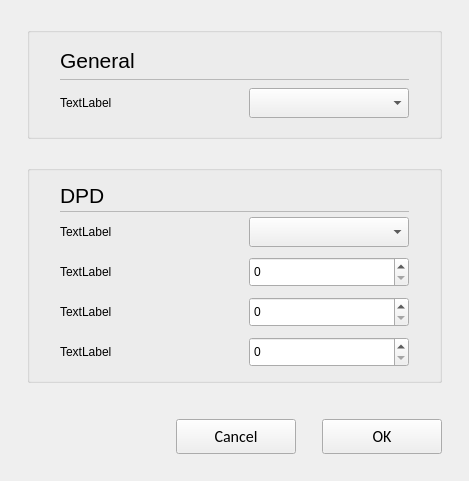
Before: the Qt Designer form opensyde_tool/src/system_definition/node_edit/C_SdNdeProgrammingOptions.ui in openSYDE/openSYDE, drawn with Qt 5.
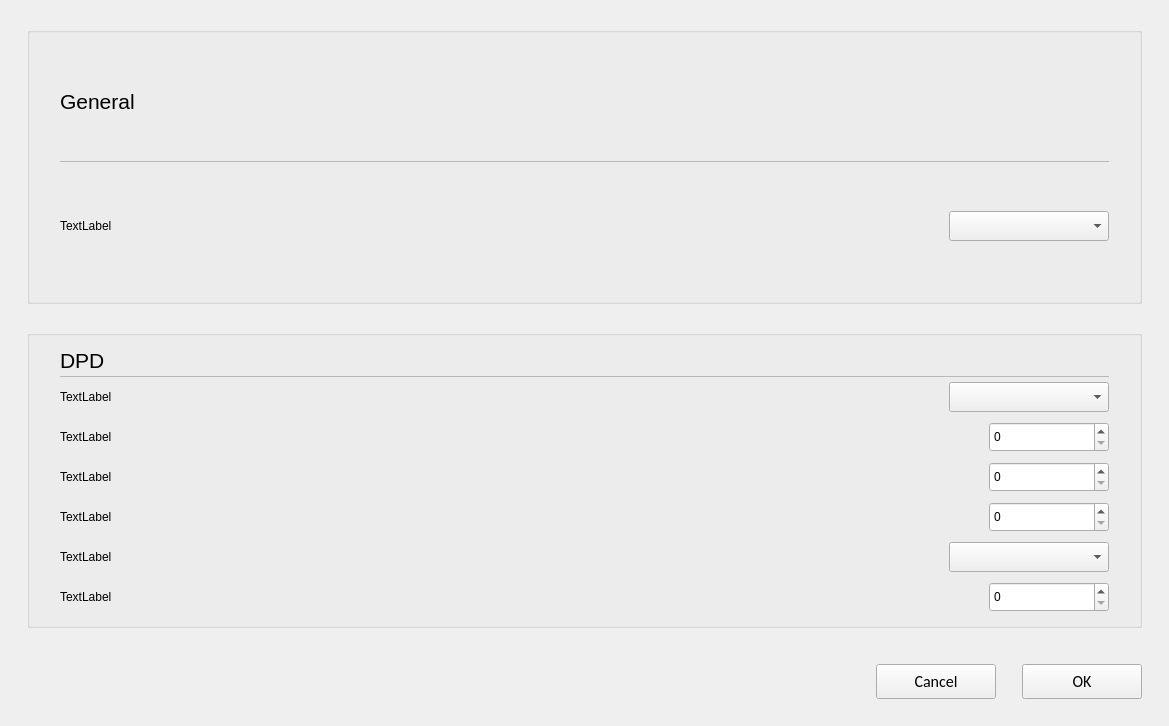
After: the same form once the commit is applied. Custom widgets are drawn as their Qt base class.

The edit to the form file:
```diff
--- a/opensyde_tool/src/system_definition/node_edit/C_SdNdeProgrammingOptions.ui
+++ b/opensyde_tool/src/system_definition/node_edit/C_SdNdeProgrammingOptions.ui
@@ -6,8 +6,8 @@
    <rect>
     <x>0</x>
     <y>0</y>
-    <width>469</width>
-    <height>481</height>
+    <width>1169</width>
+    <height>726</height>
    </rect>
   </property>
   <property name="windowTitle">
@@ -77,7 +77,7 @@
         <item>
          <spacer name="horizontalSpacer_8">
           <property name="orientation">
-           <enum>Qt::Horizontal</enum>
+           <enum>Qt::Orientation::Horizontal</enum>
           </property>
           <property name="sizeHint" stdset="0">
            <size>
@@ -118,10 +118,10 @@
            </size>
           </property>
           <property name="frameShape">
-           <enum>QFrame::StyledPanel</enum>
+           <enum>QFrame::Shape::StyledPanel</enum>
           </property>
           <property name="frameShadow">
-           <enum>QFrame::Raised</enum>
+           <enum>QFrame::Shadow::Raised</enum>
           </property>
          </widget>
         </item>
@@ -158,7 +158,7 @@
         <item row="0" column="1">
          <spacer name="horizontalSpacer_5">
           <property name="orientation">
-           <enum>Qt::Horizontal</enum>
+           <enum>Qt::Orientation::Horizontal</enum>
           </property>
           <property name="sizeHint" stdset="0">
            <size>
@@ -176,10 +176,10 @@
    <item>
     <spacer name="verticalSpacer">
      <property name="orientation">
-      <enum>Qt::Vertical</enum>
+      <enum>Qt::Orientation::Vertical</enum>
      </property>
      <property name="sizeType">
-      <enum>QSizePolicy::Fixed</enum>
+      <enum>QSizePolicy::Policy::Fixed</enum>
      </property>
      <property name="sizeHint" stdset="0">
       <size>
@@ -240,7 +240,7 @@
         <item>
          <spacer name="horizontalSpacer_7">
           <property name="orientation">
-           <enum>Qt::Horizontal</enum>
+           <enum>Qt::Orientation::Horizontal</enum>
           </property>
           <property name="sizeHint" stdset="0">
            <size>
@@ -281,10 +281,10 @@
            </size>
           </property>
           <property name="frameShape">
-           <enum>QFrame::StyledPanel</enum>
+           <enum>QFrame::Shape::StyledPanel</enum>
           </property>
           <property name="frameShadow">
-           <enum>QFrame::Raised</enum>
+           <enum>QFrame::Shadow::Raised</enum>
           </property>
          </widget>
         </item>
@@ -298,6 +298,56 @@
         <property name="verticalSpacing">
          <number>10</number>
         </property>
+        <item row="4" column="0">
+         <widget class="stw::opensyde_gui_elements::C_OgeLabGroupItem" name="pc_LabelMode">
+          <property name="text">
+           <string>TextLabel</string>
+          </property>
+         </widget>
+        </item>
+        <item row="1" column="3">
+         <layout class="QHBoxLayout" name="horizontalLayout_3">
+          <property name="leftMargin">
+           <number>0</number>
+          </property>
+          <item>
+           <spacer name="horizontalSpacer">
+            <property name="orientation">
+             <enum>Qt::Orientation::Horizontal</enum>
+            </property>
+            <property name="sizeHint" stdset="0">
+             <size>
+              <width>40</width>
+              <height>20</height>
+             </size>
+            </property>
+           </spacer>
+          </item>
+          <item>
+           <widget class="stw::opensyde_gui_elements::C_OgeSpxNumber" name="pc_SpinBoxNBT">
+            <property name="minimumSize">
+             <size>
+              <width>120</width>
+              <height>30</height>
+             </size>
+            </property>
+            <property name="maximumSize">
+             <size>
+              <width>120</width>
+              <height>30</height>
+             </size>
+            </property>
+           </widget>
+          </item>
+         </layout>
+        </item>
+        <item row="0" column="0">
+         <widget class="stw::opensyde_gui_elements::C_OgeLabGroupItem" name="pc_LabelDPD">
+          <property name="text">
+           <string>TextLabel</string>
+          </property>
+         </widget>
+        </item>
         <item row="2" column="0">
          <widget class="stw::opensyde_gui_elements::C_OgeLabGroupItem" name="pc_LabelNBR">
           <property name="text">
@@ -305,6 +355,26 @@
           </property>
          </widget>
         </item>
+        <item row="0" column="1">
+         <spacer name="horizontalSpacer_3">
+          <property name="orientation">
+           <enum>Qt::Orientation::Horizontal</enum>
+          </property>
+          <property name="sizeHint" stdset="0">
+           <size>
+            <width>40</width>
+            <height>20</height>
+           </size>
+          </property>
+         </spacer>
+        </item>
+        <item row="1" column="0">
+         <widget class="stw::opensyde_gui_elements::C_OgeLabGroupItem" name="pc_LabelNBT">
+          <property name="text">
+           <string>TextLabel</string>
+          </property>
+         </widget>
+        </item>
         <item row="3" column="0">
          <widget class="stw::opensyde_gui_elements::C_OgeLabGroupItem" name="pc_LabelMNO">
           <property name="text">
@@ -312,70 +382,129 @@
           </property>
          </widget>
         </item>
-        <item row="2" column="2">
+        <item row="5" column="0">
+         <widget class="stw::opensyde_gui_elements::C_OgeLabGroupItem" name="pc_LabelServerSize">
+          <property name="text">
+           <string>TextLabel</string>
+          </property>
+         </widget>
+        </item>
+        <item row="0" column="3">
+         <layout class="QHBoxLayout" name="horizontalLayout_4">
+          <item>
+           <spacer name="horizontalSpacer_2">
+            <property name="orientation">
+             <enum>Qt::Orientation::Horizontal</enum>
+            </property>
+            <property name="sizeHint" stdset="0">
+             <size>
+              <width>40</width>
+              <height>20</height>
+             </size>
+            </property>
+           </spacer>
+          </item>
+          <item>
+           <widget class="stw::opensyde_gui_elements::C_OgeCbxText" name="pc_ComboBoxDPD">
+            <property name="minimumSize">
+             <size>
+              <width>160</width>
+              <height>30</height>
+             </size>
+            </property>
+            <property name="maximumSize">
+             <size>
+              <width>160</width>
+              <height>30</height>
+             </size>
+            </property>
+           </widget>
+          </item>
+         </layout>
+        </item>
+        <item row="2" column="3">
+         <layout class="QHBoxLayout" name="horizontalLayout_7">
+          <item>
+           <spacer name="horizontalSpacer_6">
+            <property name="orientation">
+             <enum>Qt::Orientation::Horizontal</enum>
+            </property>
+            <property name="sizeHint" stdset="0">
+             <size>
+              <width>40</width>
+              <height>20</height>
+             </size>
+            </property>
+           </spacer>
+          </item>
+          <item>
          <widget class="stw::opensyde_gui_elements::C_OgeSpxNumber" name="pc_SpinBoxNBR">
           <property name="minimumSize">
            <size>
-            <width>160</width>
+              <width>120</width>
             <height>30</height>
            </size>
           </property>
           <property name="maximumSize">
            <size>
-            <width>160</width>
+              <width>120</width>
             <height>30</height>
            </size>
           </property>
          </widget>
         </item>
-        <item row="3" column="2">
+         </layout>
+        </item>
+        <item row="3" column="3">
+         <layout class="QHBoxLayout" name="horizontalLayout_8">
+          <item>
+           <spacer name="horizontalSpacer_10">
+            <property name="orientation">
+             <enum>Qt::Orientation::Horizontal</enum>
+            </property>
+            <property name="sizeHint" stdset="0">
+             <size>
+              <width>40</width>
+              <height>20</height>
+             </size>
+            </property>
+           </spacer>
+          </item>
+          <item>
          <widget class="stw::opensyde_gui_elements::C_OgeSpxNumber" name="pc_SpinBoxParallelTransmissions">
           <property name="minimumSize">
            <size>
-            <width>160</width>
+              <width>120</width>
             <height>30</height>
            </size>
           </property>
           <property name="maximumSize">
            <size>
-            <width>160</width>
+              <width>120</width>
             <height>30</height>
            </size>
           </property>
          </widget>
         </item>
-        <item row="1" column="0">
-         <widget class="stw::opensyde_gui_elements::C_OgeLabGroupItem" name="pc_LabelNBT">
-          <property name="text">
-           <string>TextLabel</string>
-          </property>
-         </widget>
+         </layout>
         </item>
-        <item row="0" column="0">
-         <widget class="stw::opensyde_gui_elements::C_OgeLabGroupItem" name="pc_LabelDPD">
-          <property name="text">
-           <string>TextLabel</string>
-          </property>
-         </widget>
-        </item>
-        <item row="0" column="2">
-         <widget class="stw::opensyde_gui_elements::C_OgeCbxText" name="pc_ComboBoxDPD">
-          <property name="minimumSize">
+        <item row="4" column="3">
+         <layout class="QHBoxLayout" name="horizontalLayout_9">
+          <item>
+           <spacer name="horizontalSpacer_11">
+            <property name="orientation">
+             <enum>Qt::Orientation::Horizontal</enum>
+            </property>
+            <property name="sizeHint" stdset="0">
            <size>
-            <width>160</width>
-            <height>30</height>
-           </size>
-          </property>
-          <property name="maximumSize">
-           <size>
-            <width>160</width>
-            <height>30</height>
-           </size>
-          </property>
-         </widget>
-        </item>
-        <item row="1" column="2">
-         <widget class="stw::opensyde_gui_elements::C_OgeSpxNumber" name="pc_SpinBoxNBT">
+              <width>40</width>
+              <height>20</height>
+             </size>
+            </property>
+           </spacer>
+          </item>
+          <item>
+           <widget class="stw::opensyde_gui_elements::C_OgeCbxText" name="pc_CbxMode">
           <property name="minimumSize">
            <size>
             <width>160</width>
@@ -390,10 +519,14 @@
           </property>
          </widget>
         </item>
-        <item row="0" column="1">
-         <spacer name="horizontalSpacer_3">
+         </layout>
+        </item>
+        <item row="5" column="3">
+         <layout class="QHBoxLayout" name="horizontalLayout_10">
+          <item>
+           <spacer name="horizontalSpacer_12">
           <property name="orientation">
-           <enum>Qt::Horizontal</enum>
+             <enum>Qt::Orientation::Horizontal</enum>
           </property>
           <property name="sizeHint" stdset="0">
            <size>
@@ -402,6 +535,27 @@
            </size>
           </property>
          </spacer>
+          </item>
+          <item>
+           <widget class="stw::opensyde_gui_elements::C_OgeSpxNumber" name="pc_SpxServerSize">
+            <property name="minimumSize">
+             <size>
+              <width>120</width>
+              <height>30</height>
+             </size>
+            </property>
+            <property name="maximumSize">
+             <size>
+              <width>120</width>
+              <height>30</height>
+             </size>
+            </property>
+            <property name="maximum">
+             <number>4096</number>
+            </property>
+           </widget>
+          </item>
+         </layout>
         </item>
        </layout>
       </item>
@@ -411,10 +565,10 @@
    <item>
     <spacer name="pc_VerticalSpacerButtonsObove">
      <property name="orientation">
-      <enum>Qt::Vertical</enum>
+      <enum>Qt::Orientation::Vertical</enum>
      </property>
      <property name="sizeType">
-      <enum>QSizePolicy::Fixed</enum>
+      <enum>QSizePolicy::Policy::Fixed</enum>
      </property>
      <property name="sizeHint" stdset="0">
       <size>
@@ -432,7 +586,7 @@
      <item>
       <spacer name="horizontalSpacer_9">
        <property name="orientation">
-        <enum>Qt::Horizontal</enum>
+        <enum>Qt::Orientation::Horizontal</enum>
        </property>
        <property name="sizeHint" stdset="0">
         <size>
@@ -470,10 +624,10 @@
      <item>
       <spacer name="horizontalSpacer_4">
        <property name="orientation">
-        <enum>Qt::Horizontal</enum>
+        <enum>Qt::Orientation::Horizontal</enum>
        </property>
        <property name="sizeType">
-        <enum>QSizePolicy::Fixed</enum>
+        <enum>QSizePolicy::Policy::Fixed</enum>
        </property>
        <property name="sizeHint" stdset="0">
         <size>
@@ -513,10 +667,10 @@
    <item>
     <spacer name="verticalSpacer_7">
      <property name="orientation">
-      <enum>Qt::Vertical</enum>
+      <enum>Qt::Orientation::Vertical</enum>
      </property>
      <property name="sizeType">
-      <enum>QSizePolicy::Fixed</enum>
+      <enum>QSizePolicy::Policy::Fixed</enum>
      </property>
      <property name="sizeHint" stdset="0">
       <size>
@@ -529,6 +683,11 @@
   </layout>
  </widget>
  <customwidgets>
+  <customwidget>
+   <class>stw::opensyde_gui_elements::C_OgeLabGroupItem</class>
+   <extends>QLabel</extends>
+   <header>C_OgeLabGroupItem.hpp</header>
+  </customwidget>
   <customwidget>
    <class>stw::opensyde_gui_elements::C_OgeLabHeadingGroupBold</class>
    <extends>QLabel</extends>
@@ -540,6 +699,16 @@
    <header>C_OgeFraSeparator.hpp</header>
    <container>1</container>
   </customwidget>
+  <customwidget>
+   <class>stw::opensyde_gui_elements::C_OgeCbxText</class>
+   <extends>QComboBox</extends>
+   <header>C_OgeCbxText.hpp</header>
+  </customwidget>
+  <customwidget>
+   <class>stw::opensyde_gui_elements::C_OgeSpxNumber</class>
+   <extends>QSpinBox</extends>
+   <header>C_OgeSpxNumber.hpp</header>
+  </customwidget>
   <customwidget>
    <class>stw::opensyde_gui_elements::C_OgePubDialog</class>
    <extends>QPushButton</extends>
@@ -556,21 +725,6 @@
    <extends>QPushButton</extends>
    <header>C_OgePubCancel.hpp</header>
   </customwidget>
-  <customwidget>
-   <class>stw::opensyde_gui_elements::C_OgeLabGroupItem</class>
-   <extends>QLabel</extends>
-   <header>C_OgeLabGroupItem.hpp</header>
-  </customwidget>
-  <customwidget>
-   <class>stw::opensyde_gui_elements::C_OgeCbxText</class>
-   <extends>QComboBox</extends>
-   <header>C_OgeCbxText.hpp</header>
-  </customwidget>
-  <customwidget>
-   <class>stw::opensyde_gui_elements::C_OgeSpxNumber</class>
-   <extends>QSpinBox</extends>
-   <header>C_OgeSpxNumber.hpp</header>
-  </customwidget>
  </customwidgets>
  <tabstops>
   <tabstop>pc_ComboBoxScaling</tabstop>
```
Left out of the diff: 4 changed lines with no effect on the pictures. Lines whose indentation alone changed are shown as unchanged.
